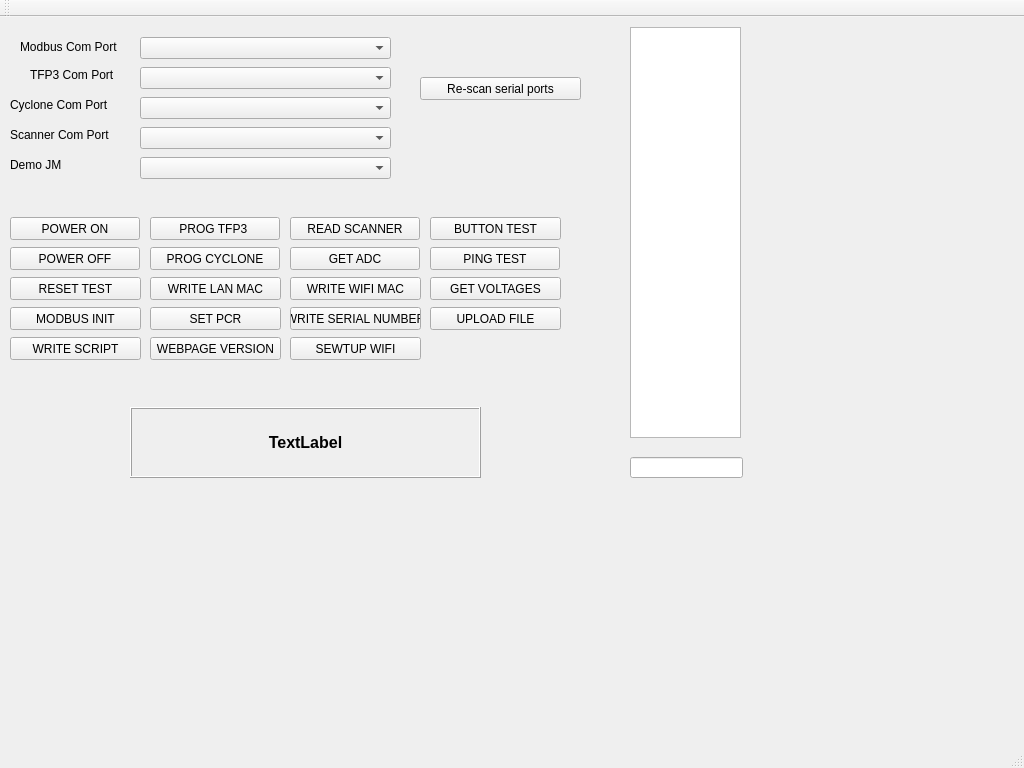
The window that QT_Project/mainwindow.ui (wmarchewka/Fixture) describes before a commit, drawn with Qt 5.
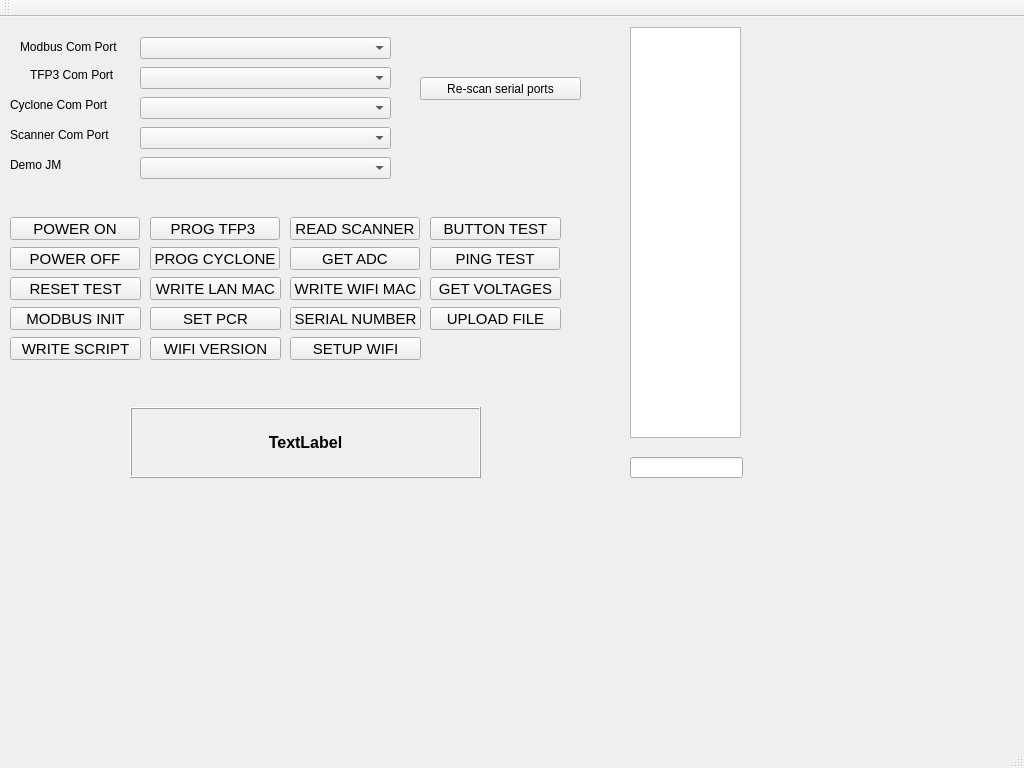
The same window after the commit.

The edit to the form file:
```diff
--- a/QT_Project/mainwindow.ui
+++ b/QT_Project/mainwindow.ui
@@ -23,6 +23,11 @@
       <height>23</height>
      </rect>
     </property>
+    <property name="font">
+     <font>
+      <pointsize>11</pointsize>
+     </font>
+    </property>
     <property name="text">
      <string>POWER ON</string>
     </property>
@@ -36,6 +41,11 @@
       <height>23</height>
      </rect>
     </property>
+    <property name="font">
+     <font>
+      <pointsize>11</pointsize>
+     </font>
+    </property>
     <property name="text">
      <string>POWER OFF</string>
     </property>
@@ -141,6 +151,11 @@
       <height>23</height>
      </rect>
     </property>
+    <property name="font">
+     <font>
+      <pointsize>11</pointsize>
+     </font>
+    </property>
     <property name="text">
      <string>PROG TFP3 </string>
     </property>
@@ -154,6 +169,11 @@
       <height>23</height>
      </rect>
     </property>
+    <property name="font">
+     <font>
+      <pointsize>11</pointsize>
+     </font>
+    </property>
     <property name="text">
      <string>PROG CYCLONE</string>
     </property>
@@ -167,6 +187,11 @@
       <height>23</height>
      </rect>
     </property>
+    <property name="font">
+     <font>
+      <pointsize>11</pointsize>
+     </font>
+    </property>
     <property name="text">
      <string>READ SCANNER</string>
     </property>
@@ -180,6 +205,11 @@
       <height>23</height>
      </rect>
     </property>
+    <property name="font">
+     <font>
+      <pointsize>11</pointsize>
+     </font>
+    </property>
     <property name="text">
      <string>BUTTON TEST</string>
     </property>
@@ -193,6 +223,11 @@
       <height>23</height>
      </rect>
     </property>
+    <property name="font">
+     <font>
+      <pointsize>11</pointsize>
+     </font>
+    </property>
     <property name="text">
      <string>PING TEST</string>
     </property>
@@ -206,6 +241,11 @@
       <height>23</height>
      </rect>
     </property>
+    <property name="font">
+     <font>
+      <pointsize>11</pointsize>
+     </font>
+    </property>
     <property name="text">
      <string>GET ADC</string>
     </property>
@@ -307,6 +347,11 @@
       <height>23</height>
      </rect>
     </property>
+    <property name="font">
+     <font>
+      <pointsize>11</pointsize>
+     </font>
+    </property>
     <property name="text">
      <string>GET VOLTAGES</string>
     </property>
@@ -320,6 +365,11 @@
       <height>23</height>
      </rect>
     </property>
+    <property name="font">
+     <font>
+      <pointsize>11</pointsize>
+     </font>
+    </property>
     <property name="text">
      <string>RESET TEST</string>
     </property>
@@ -333,6 +383,11 @@
       <height>23</height>
      </rect>
     </property>
+    <property name="font">
+     <font>
+      <pointsize>11</pointsize>
+     </font>
+    </property>
     <property name="text">
      <string>WRITE LAN MAC</string>
     </property>
@@ -346,6 +401,11 @@
       <height>23</height>
      </rect>
     </property>
+    <property name="font">
+     <font>
+      <pointsize>11</pointsize>
+     </font>
+    </property>
     <property name="text">
      <string>WRITE WIFI MAC</string>
     </property>
@@ -359,6 +419,11 @@
       <height>23</height>
      </rect>
     </property>
+    <property name="font">
+     <font>
+      <pointsize>11</pointsize>
+     </font>
+    </property>
     <property name="text">
      <string>MODBUS INIT</string>
     </property>
@@ -372,6 +437,11 @@
       <height>23</height>
      </rect>
     </property>
+    <property name="font">
+     <font>
+      <pointsize>11</pointsize>
+     </font>
+    </property>
     <property name="text">
      <string>SET PCR</string>
     </property>
@@ -385,8 +455,13 @@
       <height>23</height>
      </rect>
     </property>
+    <property name="font">
+     <font>
+      <pointsize>11</pointsize>
+     </font>
+    </property>
     <property name="text">
-     <string>WRITE SERIAL NUMBER</string>
+     <string>SERIAL NUMBER</string>
     </property>
    </widget>
    <widget class="QPushButton" name="pbUploadFile">
@@ -398,6 +473,11 @@
       <height>23</height>
      </rect>
     </property>
+    <property name="font">
+     <font>
+      <pointsize>11</pointsize>
+     </font>
+    </property>
     <property name="text">
      <string>UPLOAD FILE</string>
     </property>
@@ -411,6 +491,11 @@
       <height>23</height>
      </rect>
     </property>
+    <property name="font">
+     <font>
+      <pointsize>11</pointsize>
+     </font>
+    </property>
     <property name="text">
      <string>WRITE SCRIPT</string>
     </property>
@@ -424,8 +509,13 @@
       <height>23</height>
      </rect>
     </property>
+    <property name="font">
+     <font>
+      <pointsize>11</pointsize>
+     </font>
+    </property>
     <property name="text">
-     <string>WEBPAGE VERSION</string>
+     <string>WIFI VERSION</string>
     </property>
    </widget>
    <widget class="QPushButton" name="pbSetupWIFI">
@@ -437,8 +527,13 @@
       <height>23</height>
      </rect>
     </property>
+    <property name="font">
+     <font>
+      <pointsize>11</pointsize>
+     </font>
+    </property>
     <property name="text">
-     <string>SEWTUP WIFI</string>
+     <string>SETUP WIFI</string>
     </property>
    </widget>
   </widget>
```
Left out of the diff: 4 changed lines with no effect on the pictures.
